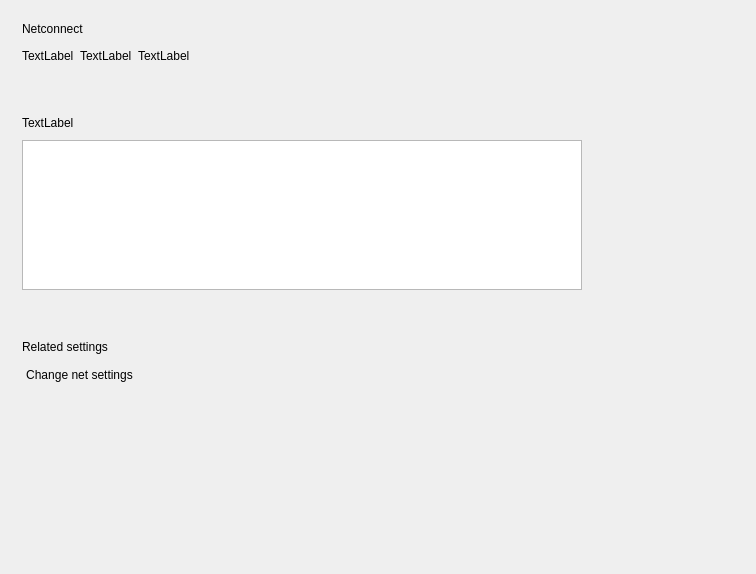
First picture: the form in plugins/network/netconnect/netconnect.ui, repository ukui/ukui-control-center, before the edit.
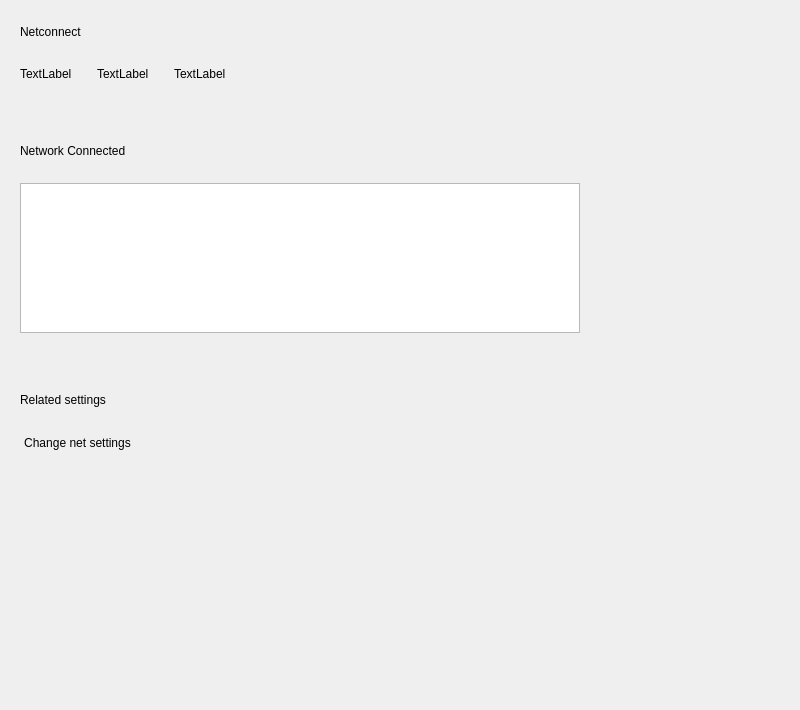
Second picture: the form after the edit.

The edit to the form file:
```diff
--- a/plugins/network/netconnect/netconnect.ui
+++ b/plugins/network/netconnect/netconnect.ui
@@ -6,42 +6,84 @@
    <rect>
     <x>0</x>
     <y>0</y>
-    <width>756</width>
-    <height>574</height>
+    <width>800</width>
+    <height>710</height>
    </rect>
   </property>
   <property name="minimumSize">
    <size>
-    <width>756</width>
-    <height>574</height>
+    <width>800</width>
+    <height>710</height>
    </size>
   </property>
   <property name="maximumSize">
    <size>
-    <width>756</width>
-    <height>574</height>
+    <width>800</width>
+    <height>710</height>
    </size>
   </property>
   <property name="windowTitle">
    <string>NetConnect</string>
   </property>
   <layout class="QVBoxLayout" name="verticalLayout_2">
+   <property name="spacing">
+    <number>0</number>
+   </property>
+   <property name="leftMargin">
+    <number>0</number>
+   </property>
+   <property name="topMargin">
+    <number>0</number>
+   </property>
+   <property name="rightMargin">
+    <number>0</number>
+   </property>
+   <property name="bottomMargin">
+    <number>0</number>
+   </property>
    <item>
     <widget class="QStackedWidget" name="StackedWidget">
      <widget class="QWidget" name="Page1">
       <layout class="QVBoxLayout" name="verticalLayout">
        <property name="spacing">
-        <number>10</number>
+        <number>25</number>
+       </property>
+       <property name="leftMargin">
+        <number>20</number>
+       </property>
+       <property name="topMargin">
+        <number>25</number>
+       </property>
+       <property name="rightMargin">
+        <number>0</number>
+       </property>
+       <property name="bottomMargin">
+        <number>0</number>
        </property>
        <item>
-        <widget class="QLabel" name="label">
+        <widget class="QLabel" name="titleLabel">
+         <property name="sizePolicy">
+          <sizepolicy hsizetype="Fixed" vsizetype="Fixed">
+           <horstretch>0</horstretch>
+           <verstretch>0</verstretch>
+          </sizepolicy>
+         </property>
          <property name="text">
           <string>Netconnect</string>
          </property>
+         <property name="scaledContents">
+          <bool>true</bool>
+         </property>
+         <property name="stylesize" stdset="0">
+          <string>title1#</string>
+         </property>
         </widget>
        </item>
        <item>
         <layout class="QHBoxLayout" name="horizontalLayout">
+         <property name="spacing">
+          <number>25</number>
+         </property>
          <item>
           <widget class="QLabel" name="localLabel">
            <property name="text">
@@ -89,15 +131,27 @@
          <property name="sizeHint" stdset="0">
           <size>
            <width>20</width>
-           <height>40</height>
+           <height>35</height>
           </size>
          </property>
         </spacer>
        </item>
        <item>
         <widget class="QLabel" name="label_5">
+         <property name="sizePolicy">
+          <sizepolicy hsizetype="Fixed" vsizetype="Fixed">
+           <horstretch>0</horstretch>
+           <verstretch>0</verstretch>
+          </sizepolicy>
+         </property>
          <property name="text">
-          <string>TextLabel</string>
+          <string>Network Connected</string>
+         </property>
+         <property name="scaledContents">
+          <bool>true</bool>
+         </property>
+         <property name="stylesize" stdset="0">
+          <string>title1#</string>
          </property>
         </widget>
        </item>
@@ -128,16 +182,28 @@
          <property name="sizeHint" stdset="0">
           <size>
            <width>20</width>
-           <height>40</height>
+           <height>35</height>
           </size>
          </property>
         </spacer>
        </item>
        <item>
         <widget class="QLabel" name="label_6">
+         <property name="sizePolicy">
+          <sizepolicy hsizetype="Fixed" vsizetype="Fixed">
+           <horstretch>0</horstretch>
+           <verstretch>0</verstretch>
+          </sizepolicy>
+         </property>
          <property name="text">
           <string>Related settings</string>
          </property>
+         <property name="scaledContents">
+          <bool>true</bool>
+         </property>
+         <property name="stylesize" stdset="0">
+          <string>title1#</string>
+         </property>
         </widget>
        </item>
        <item>
```
